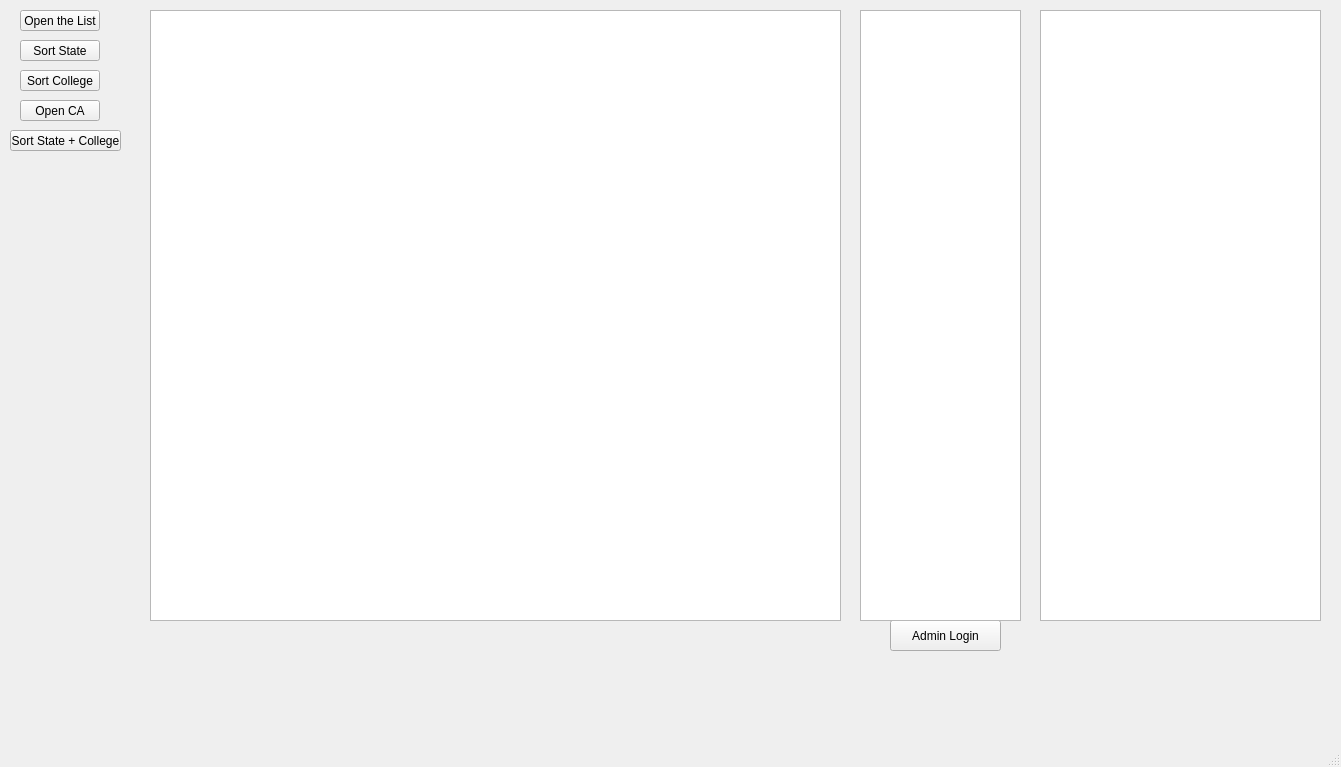
This is CollegeTouring/mainwindow.ui in Savant-sys/College-Touring as Qt 5 draws it before an edit. The edited form follows.
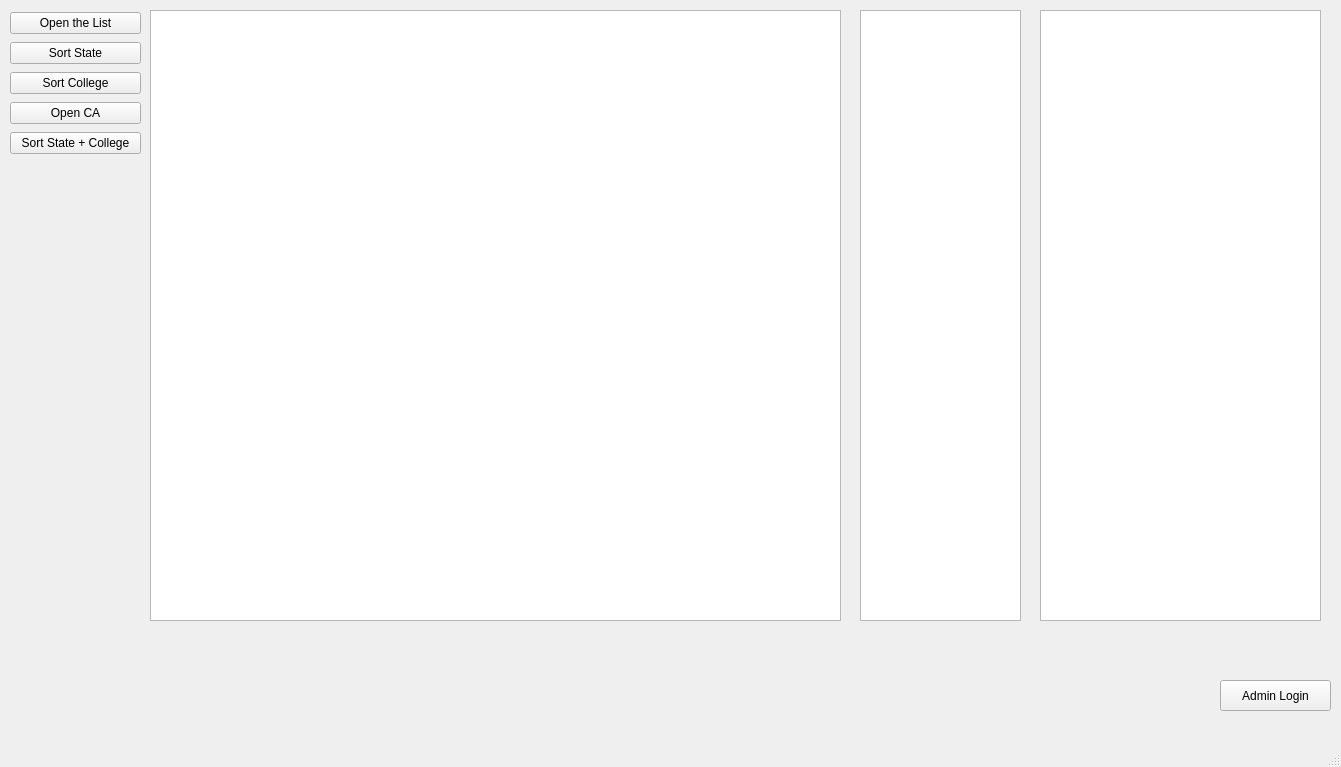
This is the edited form.

The edit to the form file:
```diff
--- a/CollegeTouring/mainwindow.ui
+++ b/CollegeTouring/mainwindow.ui
@@ -14,37 +14,11 @@
    <string>MainWindow</string>
   </property>
   <widget class="QWidget" name="centralwidget">
-   <widget class="QPushButton" name="openTheList">
-    <property name="geometry">
-     <rect>
-      <x>20</x>
-      <y>10</y>
-      <width>80</width>
-      <height>21</height>
-     </rect>
-    </property>
-    <property name="text">
-     <string>Open the List</string>
-    </property>
-   </widget>
-   <widget class="QPushButton" name="sortStateCollege">
-    <property name="geometry">
-     <rect>
-      <x>10</x>
-      <y>130</y>
-      <width>111</width>
-      <height>21</height>
-     </rect>
-    </property>
-    <property name="text">
-     <string>Sort State + College</string>
-    </property>
-   </widget>
    <widget class="QPushButton" name="adminPop">
     <property name="geometry">
      <rect>
-      <x>890</x>
-      <y>620</y>
+      <x>1220</x>
+      <y>680</y>
       <width>111</width>
       <height>31</height>
      </rect>
@@ -53,45 +27,6 @@
      <string>Admin Login</string>
     </property>
    </widget>
-   <widget class="QPushButton" name="sortCollege">
-    <property name="geometry">
-     <rect>
-      <x>20</x>
-      <y>70</y>
-      <width>80</width>
-      <height>21</height>
-     </rect>
-    </property>
-    <property name="text">
-     <string>Sort College</string>
-    </property>
-   </widget>
-   <widget class="QPushButton" name="openCA">
-    <property name="geometry">
-     <rect>
-      <x>20</x>
-      <y>100</y>
-      <width>80</width>
-      <height>21</height>
-     </rect>
-    </property>
-    <property name="text">
-     <string>Open CA</string>
-    </property>
-   </widget>
-   <widget class="QPushButton" name="sortState">
-    <property name="geometry">
-     <rect>
-      <x>20</x>
-      <y>40</y>
-      <width>80</width>
-      <height>21</height>
-     </rect>
-    </property>
-    <property name="text">
-     <string>Sort State</string>
-    </property>
-   </widget>
    <widget class="QListWidget" name="campusList">
     <property name="geometry">
      <rect>
@@ -122,6 +57,53 @@
      </rect>
     </property>
    </widget>
+   <widget class="QWidget" name="">
+    <property name="geometry">
+     <rect>
+      <x>10</x>
+      <y>10</y>
+      <width>131</width>
+      <height>151</height>
+     </rect>
+    </property>
+    <layout class="QVBoxLayout" name="verticalLayout">
+     <item>
+      <widget class="QPushButton" name="openTheList">
+       <property name="text">
+        <string>Open the List</string>
+       </property>
+      </widget>
+     </item>
+     <item>
+      <widget class="QPushButton" name="sortState">
+       <property name="text">
+        <string>Sort State</string>
+       </property>
+      </widget>
+     </item>
+     <item>
+      <widget class="QPushButton" name="sortCollege">
+       <property name="text">
+        <string>Sort College</string>
+       </property>
+      </widget>
+     </item>
+     <item>
+      <widget class="QPushButton" name="openCA">
+       <property name="text">
+        <string>Open CA</string>
+       </property>
+      </widget>
+     </item>
+     <item>
+      <widget class="QPushButton" name="sortStateCollege">
+       <property name="text">
+        <string>Sort State + College</string>
+       </property>
+      </widget>
+     </item>
+    </layout>
+   </widget>
   </widget>
   <widget class="QMenuBar" name="menubar">
    <property name="geometry">
```
Left out of the diff: 2 changed lines with no effect on the pictures.
